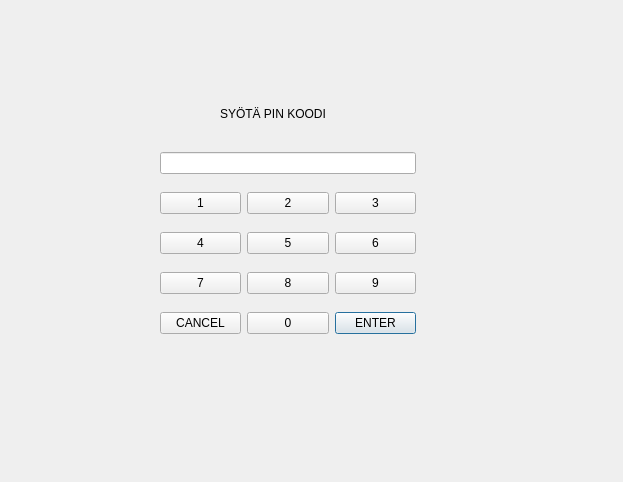
This is dll_folder/pinUIDLL/pinui.ui in Haarmes/Bankautomat-Project as Qt 5 draws it before an edit. The edited form follows.
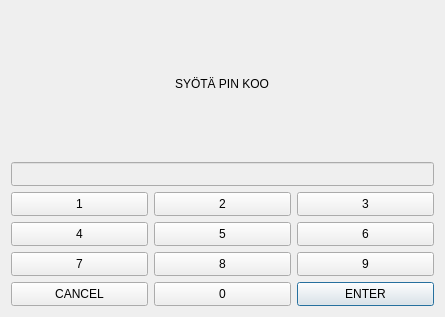
This is the edited form.

The edit to the form file:
```diff
--- a/dll_folder/pinUIDLL/pinui.ui
+++ b/dll_folder/pinUIDLL/pinui.ui
@@ -6,38 +6,39 @@
    <rect>
     <x>0</x>
     <y>0</y>
-    <width>623</width>
-    <height>482</height>
+    <width>445</width>
+    <height>317</height>
    </rect>
   </property>
   <property name="windowTitle">
    <string>Dialog</string>
   </property>
+  <layout class="QHBoxLayout" name="horizontalLayout">
+   <item>
+    <layout class="QVBoxLayout" name="verticalLayout">
+     <item alignment="Qt::AlignHCenter">
   <widget class="QLabel" name="label">
-   <property name="geometry">
-    <rect>
-     <x>220</x>
-     <y>100</y>
-     <width>118</width>
-     <height>27</height>
-    </rect>
+       <property name="maximumSize">
+        <size>
+         <width>94</width>
+         <height>145</height>
+        </size>
    </property>
    <property name="text">
     <string>SYÖTÄ PIN KOODI</string>
    </property>
   </widget>
-  <widget class="QWidget" name="gridLayoutWidget">
-   <property name="geometry">
-    <rect>
-     <x>160</x>
-     <y>140</y>
-     <width>256</width>
-     <height>208</height>
-    </rect>
-   </property>
+     </item>
+     <item>
    <layout class="QGridLayout" name="gridLayout_2">
     <item row="4" column="2">
      <widget class="QPushButton" name="btnEnter">
+         <property name="maximumSize">
+          <size>
+           <width>137</width>
+           <height>24</height>
+          </size>
+         </property>
       <property name="text">
        <string>ENTER</string>
       </property>
@@ -45,6 +46,12 @@
     </item>
     <item row="1" column="0">
      <widget class="QPushButton" name="btn1">
+         <property name="maximumSize">
+          <size>
+           <width>137</width>
+           <height>24</height>
+          </size>
+         </property>
       <property name="text">
        <string>1</string>
       </property>
@@ -52,6 +59,12 @@
     </item>
     <item row="1" column="1">
      <widget class="QPushButton" name="btn2">
+         <property name="maximumSize">
+          <size>
+           <width>137</width>
+           <height>24</height>
+          </size>
+         </property>
       <property name="text">
        <string>2</string>
       </property>
@@ -59,6 +72,12 @@
     </item>
     <item row="2" column="2">
      <widget class="QPushButton" name="btn6">
+         <property name="maximumSize">
+          <size>
+           <width>137</width>
+           <height>24</height>
+          </size>
+         </property>
       <property name="text">
        <string>6</string>
       </property>
@@ -66,6 +85,12 @@
     </item>
     <item row="4" column="0">
      <widget class="QPushButton" name="btnCancel">
+         <property name="maximumSize">
+          <size>
+           <width>137</width>
+           <height>24</height>
+          </size>
+         </property>
       <property name="text">
        <string>CANCEL</string>
       </property>
@@ -73,6 +98,12 @@
     </item>
     <item row="3" column="2">
      <widget class="QPushButton" name="btn9">
+         <property name="maximumSize">
+          <size>
+           <width>137</width>
+           <height>24</height>
+          </size>
+         </property>
       <property name="text">
        <string>9</string>
       </property>
@@ -80,6 +111,12 @@
     </item>
     <item row="1" column="2">
      <widget class="QPushButton" name="btn3">
+         <property name="maximumSize">
+          <size>
+           <width>137</width>
+           <height>24</height>
+          </size>
+         </property>
       <property name="text">
        <string>3</string>
       </property>
@@ -87,6 +124,12 @@
     </item>
     <item row="4" column="1">
      <widget class="QPushButton" name="btn0">
+         <property name="maximumSize">
+          <size>
+           <width>137</width>
+           <height>24</height>
+          </size>
+         </property>
       <property name="text">
        <string>0</string>
       </property>
@@ -94,16 +137,38 @@
     </item>
     <item row="2" column="1">
      <widget class="QPushButton" name="btn5">
+         <property name="maximumSize">
+          <size>
+           <width>137</width>
+           <height>24</height>
+          </size>
+         </property>
       <property name="text">
        <string>5</string>
       </property>
      </widget>
     </item>
     <item row="0" column="0" colspan="3">
-     <widget class="QLineEdit" name="userPINfield"/>
+        <widget class="QLineEdit" name="userPINfield">
+         <property name="enabled">
+          <bool>false</bool>
+         </property>
+         <property name="maximumSize">
+          <size>
+           <width>423</width>
+           <height>24</height>
+          </size>
+         </property>
+        </widget>
     </item>
     <item row="2" column="0">
      <widget class="QPushButton" name="btn4">
+         <property name="maximumSize">
+          <size>
+           <width>137</width>
+           <height>24</height>
+          </size>
+         </property>
       <property name="text">
        <string>4</string>
       </property>
@@ -111,6 +176,12 @@
     </item>
     <item row="3" column="0">
      <widget class="QPushButton" name="btn7">
+         <property name="maximumSize">
+          <size>
+           <width>137</width>
+           <height>24</height>
+          </size>
+         </property>
       <property name="text">
        <string>7</string>
       </property>
@@ -118,13 +189,22 @@
     </item>
     <item row="3" column="1">
      <widget class="QPushButton" name="btn8">
+         <property name="maximumSize">
+          <size>
+           <width>137</width>
+           <height>24</height>
+          </size>
+         </property>
       <property name="text">
        <string>8</string>
       </property>
      </widget>
     </item>
    </layout>
-  </widget>
+     </item>
+    </layout>
+   </item>
+  </layout>
  </widget>
  <resources/>
  <connections/>
```
Lines whose indentation alone changed are shown as unchanged.
